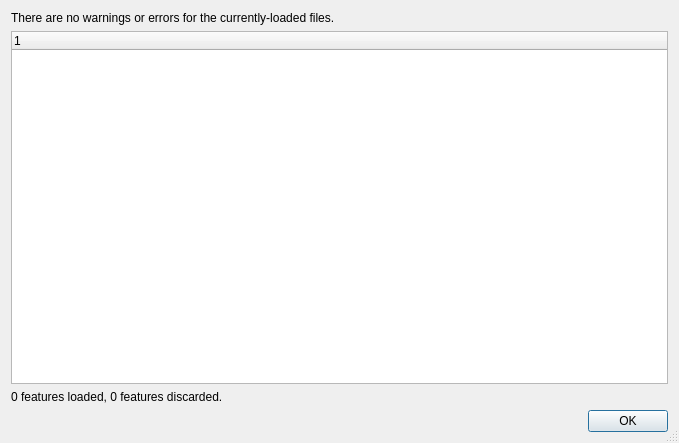
Old version of the form src/qt-widgets/ReadErrorAccumulationDialogUi.ui in the repository GPlates/GPlates.
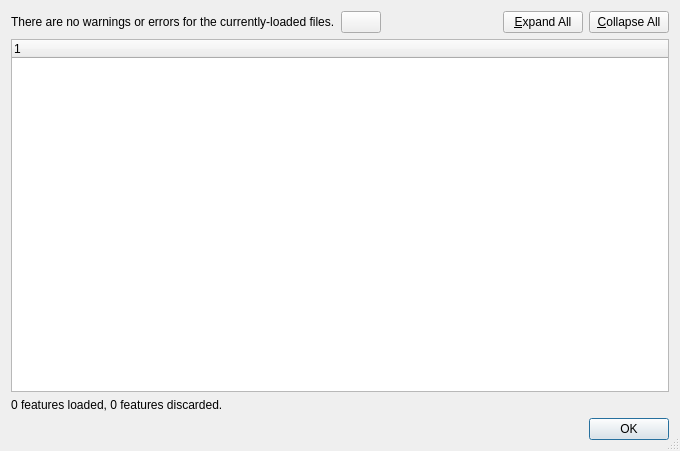
New version of the form. Icons and pictures are not drawn.

Patch:
```diff
--- a/src/qt-widgets/ReadErrorAccumulationDialogUi.ui
+++ b/src/qt-widgets/ReadErrorAccumulationDialogUi.ui
@@ -5,8 +5,8 @@
    <rect>
     <x>0</x>
     <y>0</y>
-    <width>679</width>
-    <height>443</height>
+    <width>680</width>
+    <height>451</height>
    </rect>
   </property>
   <property name="windowTitle" >
@@ -20,11 +20,58 @@
   </property>
   <layout class="QVBoxLayout" >
    <item>
-    <widget class="QLabel" name="label_problem" >
-     <property name="text" >
-      <string>There are no warnings or errors for the currently-loaded files.</string>
-     </property>
-    </widget>
+    <layout class="QHBoxLayout" >
+     <item>
+      <widget class="QLabel" name="label_problem" >
+       <property name="text" >
+        <string>There are no warnings or errors for the currently-loaded files.</string>
+       </property>
+      </widget>
+     </item>
+     <item>
+      <widget class="QPushButton" name="button_help" >
+       <property name="toolTip" >
+        <string>What does this mean?</string>
+       </property>
+       <property name="icon" >
+        <iconset resource="../qt-resources/qt_widgets.qrc" >:/human_help_browser_16.png</iconset>
+       </property>
+       <property name="iconSize" >
+        <size>
+         <width>16</width>
+         <height>16</height>
+        </size>
+       </property>
+      </widget>
+     </item>
+     <item>
+      <spacer>
+       <property name="orientation" >
+        <enum>Qt::Horizontal</enum>
+       </property>
+       <property name="sizeHint" >
+        <size>
+         <width>40</width>
+         <height>20</height>
+        </size>
+       </property>
+      </spacer>
+     </item>
+     <item>
+      <widget class="QPushButton" name="button_expand_all" >
+       <property name="text" >
+        <string>&amp;Expand All</string>
+       </property>
+      </widget>
+     </item>
+     <item>
+      <widget class="QPushButton" name="button_collapse_all" >
+       <property name="text" >
+        <string>&amp;Collapse All</string>
+       </property>
+      </widget>
+     </item>
+    </layout>
    </item>
    <item>
     <widget class="QTreeWidget" name="treeWidget_errors" >
```
